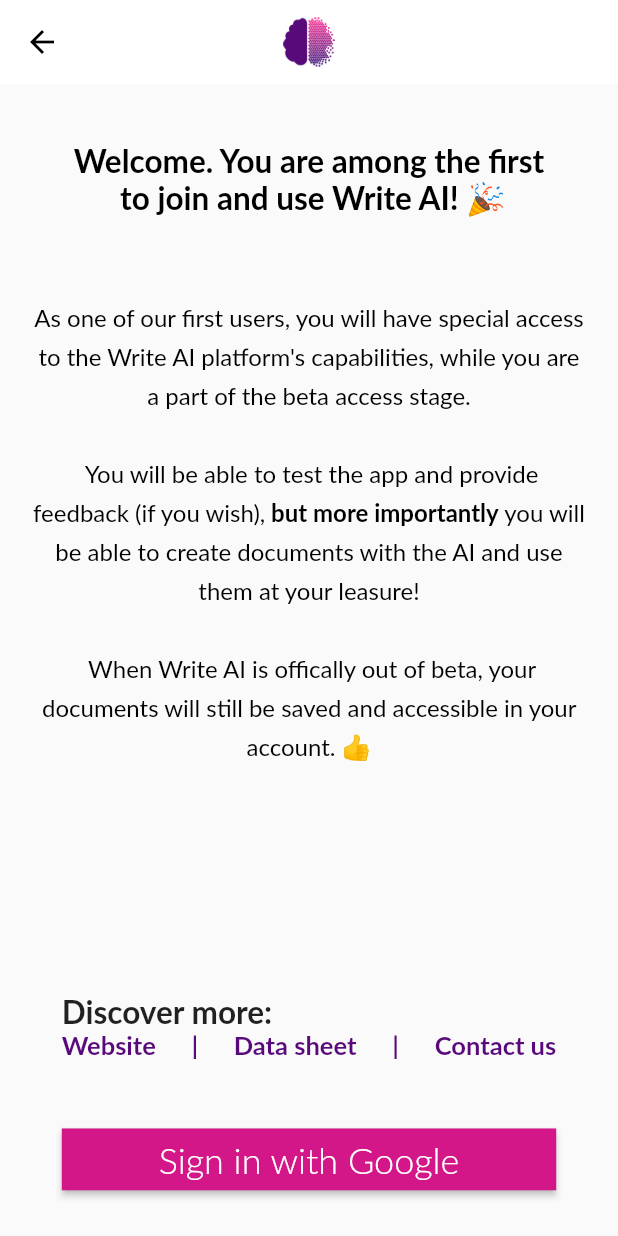
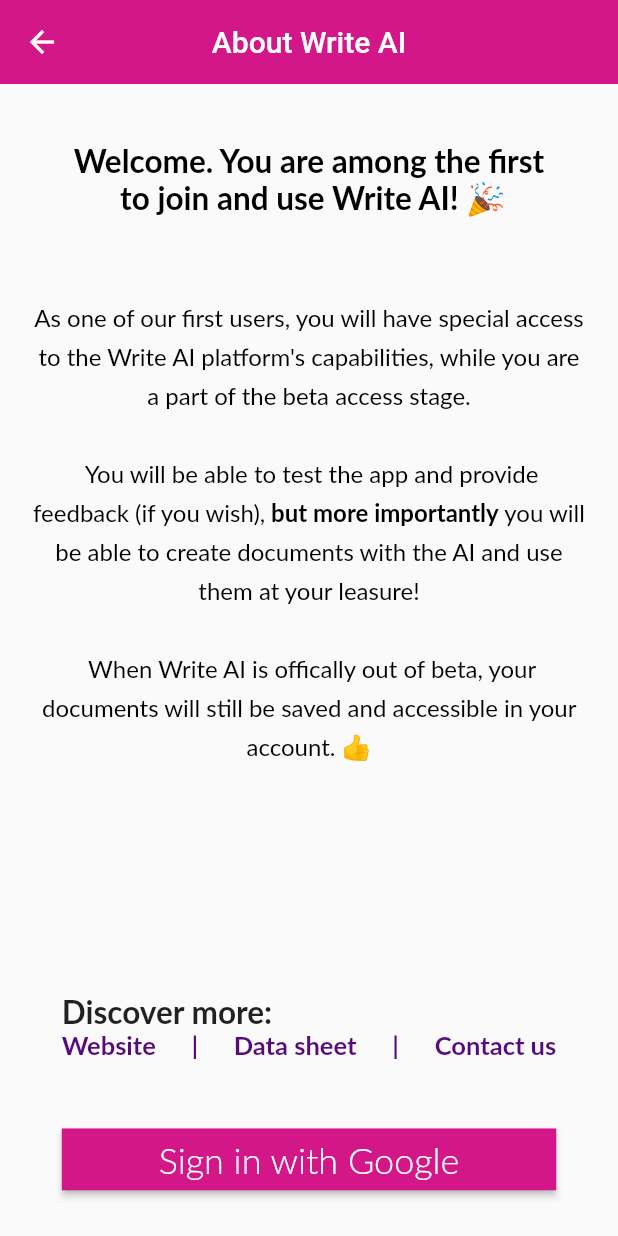
Before and after one commit to siliconvallii/writeai, a Flutter app: the AboutUsScreen screen opened by its route, on a phone screen of 412 x 824 dp. Run offline on Flutter 3.47's test engine with Material 2 defaults, Android fonts, the light colour scheme and no system bars; our stand-ins replace firebase_auth, firebase_core, firebase_database, google_sign_in, simple_gradient_text; accounts and stored records are empty; Roboto replaces fonts that are missing (Lato).

Commit message:
fix AboutUsScreen AppBar

```diff
--- a/lib/screens/about_us_screen.dart
+++ b/lib/screens/about_us_screen.dart
@@ -12,20 +12,17 @@
   Widget build(BuildContext context) {
     return Scaffold(
       appBar: AppBar(
-        backgroundColor: const Color(0xffffffff),
+        foregroundColor: const Color(0xffffffff),
+        backgroundColor: const Color(0xffD31788),
         elevation: 0,
         centerTitle: true,
         leading: IconButton(
           icon: const Icon(
             Icons.arrow_back,
-            color: Color(0xff000000),
           ),
           onPressed: () => Navigator.pop(context),
         ),
-        title: SizedBox(
-          height: MediaQuery.of(context).size.height / 100 * 4,
-          child: Image.asset('assets/images/logo-removebg.png'),
-        ),
+        title: const Text('About Write AI'),
       ),
       body: SafeArea(
         child: Center(
```
